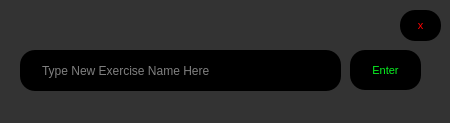
Above: code/addnewworkoutdialog.ui from amroomargit/Forge before the change. Below: the same form after it.
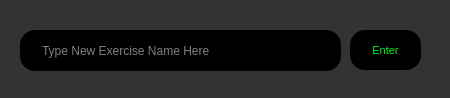
That is the form after the change. Icons and pictures are not drawn.

The edit to the form file:
```diff
--- a/code/addnewworkoutdialog.ui
+++ b/code/addnewworkoutdialog.ui
@@ -7,7 +7,7 @@
     <x>0</x>
     <y>0</y>
     <width>450</width>
-    <height>123</height>
+    <height>98</height>
    </rect>
   </property>
   <property name="windowTitle">
@@ -27,7 +27,7 @@
    <property name="geometry">
     <rect>
      <x>20</x>
-     <y>50</y>
+     <y>30</y>
      <width>321</width>
      <height>41</height>
     </rect>
@@ -46,7 +46,7 @@
    <property name="geometry">
     <rect>
      <x>350</x>
-     <y>50</y>
+     <y>30</y>
      <width>71</width>
      <height>40</height>
     </rect>
@@ -73,36 +73,6 @@
     <string>Enter</string>
    </property>
   </widget>
-  <widget class="QPushButton" name="xButton">
-   <property name="geometry">
-    <rect>
-     <x>400</x>
-     <y>10</y>
-     <width>41</width>
-     <height>31</height>
-    </rect>
-   </property>
-   <property name="font">
-    <font>
-     <pointsize>8</pointsize>
-    </font>
-   </property>
-   <property name="styleSheet">
-    <string notr="true">QPushButton {
-background-color: #000000;
-color: red;
-border-radius: 15px;
-}
-
-QPushButton:hover {
-     background-color: red;  
-color: white;
-}</string>
-   </property>
-   <property name="text">
-    <string>x</string>
-   </property>
-  </widget>
  </widget>
  <resources>
   <include location="resources.qrc"/>
```
